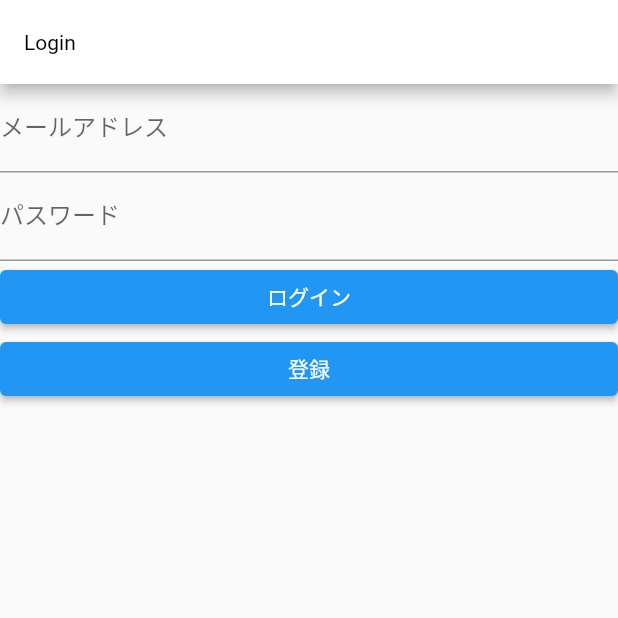
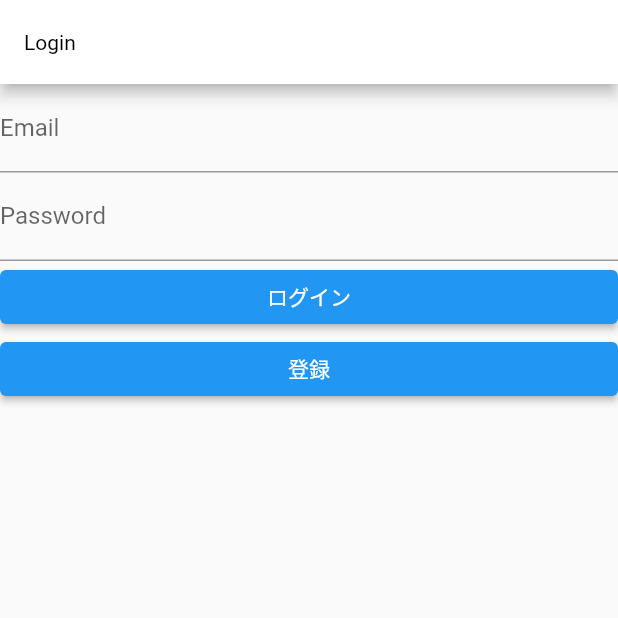
Before and after one commit to dshukertjr/supabase-chat, a Flutter app: the screen it shows after launch, after a tap on "登録", on a phone screen of 412 x 824 dp, the top half of it. Run offline on Flutter 3.47's test engine with Material 2 defaults, Android fonts, the phone set to English and light mode, and no system bars; our stand-ins replace supabase; accounts and stored records are empty; statements that could not run were skipped.

Commit message:
implementing login

```diff
--- a/lib/pages/login_page.dart
+++ b/lib/pages/login_page.dart
@@ -7,8 +7,9 @@ class LoginPage extends StatefulWidget {
 }
 
 class _LoginPageState extends State<LoginPage> {
-  final _emailConntroller = TextEditingController();
-  final _passwordController = TextEditingController();
+  TextEditingController _emailConntroller;
+  TextEditingController _passwordController;
+  GlobalKey<FormState> _formKey;
 
   @override
   Widget build(BuildContext context) {
@@ -20,15 +21,27 @@ class _LoginPageState extends State<LoginPage> {
         children: [
           TextFormField(
             controller: _emailConntroller,
-            decoration: InputDecoration(
-              labelText: 'メールアドレス',
+            decoration: const InputDecoration(
+              labelText: 'Email',
             ),
+            validator: (val) {
+              if (val.isEmpty) {
+                return 'Required';
+              }
+              return null;
+            },
           ),
           TextFormField(
             controller: _passwordController,
-            decoration: InputDecoration(
-              labelText: 'パスワード',
+            decoration: const InputDecoration(
+              labelText: 'Password',
             ),
+            validator: (val) {
+              if (val.isEmpty) {
+                return 'Required';
+              }
+              return null;
+            },
           ),
           ElevatedButton(
             onPressed: _login,
@@ -43,14 +56,12 @@ class _LoginPageState extends State<LoginPage> {
     );
   }
 
-  Future<void> _login() async {
-    final supabase = SupabaseProvider.instance;
-    await supabase.auth.signUp('dshukertjr@gmail.com', 'somesome');
-  }
-
-  Future<void> _register() async {
-    final supabase = SupabaseProvider.instance;
-    await supabase.auth.signUp('dshukertjr@gmail.com', 'somesome');
+  @override
+  void initState() {
+    _emailConntroller = TextEditingController();
+    _passwordController = TextEditingController();
+    _formKey = GlobalKey<FormState>();
+    super.initState();
   }
 
   @override
@@ -59,4 +70,26 @@ class _LoginPageState extends State<LoginPage> {
     _passwordController.dispose();
     super.dispose();
   }
+
+  Future<void> _login() async {
+    await _executeAuthAction(true);
+  }
+
+  Future<void> _register() async {
+    _executeAuthAction(false);
+  }
+
+  Future<void> _executeAuthAction(bool isLogin) async {
+    final supabase = SupabaseProvider.instance;
+    final email = _emailConntroller.text;
+    final password = _passwordController.text;
+    if (isLogin) {
+      await supabase.auth.signIn(
+        email: 'dshukertjr@gmail.com',
+        password: 'somesome',
+      );
+    } else {
+      await supabase.auth.signUp('dshukertjr@gmail.com', 'somesome');
+    }
+  }
 }
--- a/lib/pages/splash_page.dart
+++ b/lib/pages/splash_page.dart
@@ -27,6 +27,8 @@ class _SplashPageState extends State<SplashPage> {
   }
 
   Future<void> redirect() async {
+    await Future.delayed(const Duration(milliseconds: 500));
+
     /// Check Auth State
     final supabase = SupabaseProvider.instance;
     final authUser = supabase.auth.currentUser;
```
